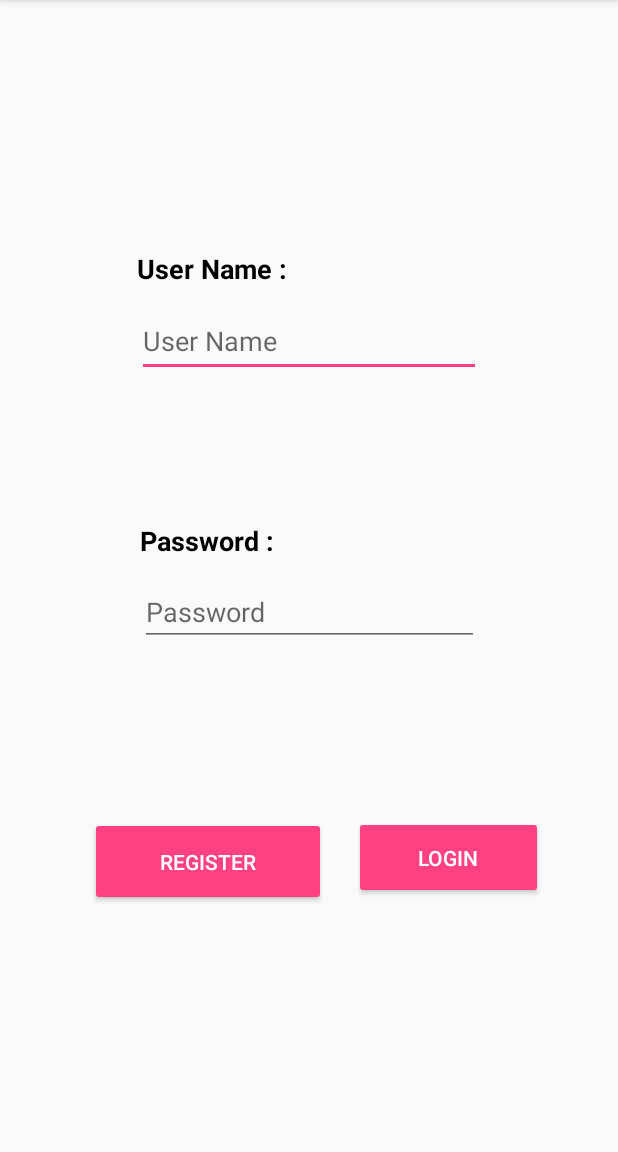
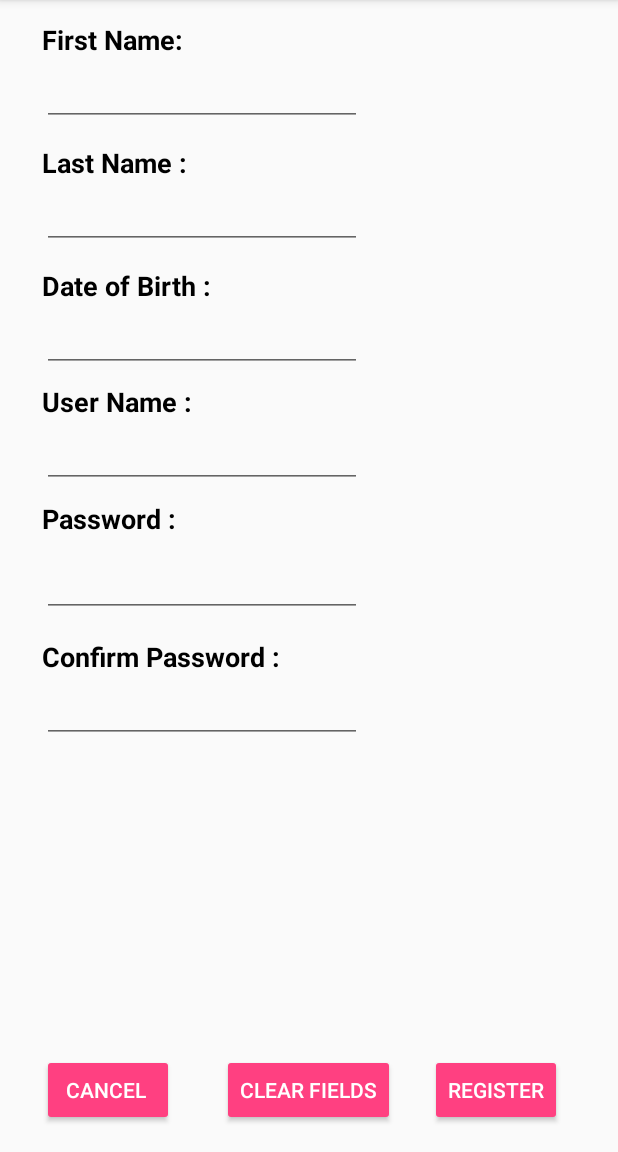
Before and after one commit to Suleiman-sk1404832/SafeDrivingApplication, an Android app: the screen it shows after launch (MainActivity), after a tap on "REGISTER", on a phone screen of 412 x 824 dp, the part 84-1236 px from its top. Run offline under Robolectric (Android 15) with nearby library versions, the phone set to English and light mode, and no system bars; our stand-ins replace Firebase (no records; nobody signed in at launch, a user with empty details on screens opened directly).

Commit message:
Register works,  i just need to validate the date of birth,  also some saved instance work.  i will do them tomorrow.

```diff
--- a/app/src/main/java/qa/edu/qu/cmps312/safedrivingapplication/activities/MainActivity.java
+++ b/app/src/main/java/qa/edu/qu/cmps312/safedrivingapplication/activities/MainActivity.java
@@ -13,9 +13,11 @@ import com.google.firebase.database.ValueEventListener;
 import qa.edu.qu.cmps312.safedrivingapplication.R;
 import qa.edu.qu.cmps312.safedrivingapplication.fragments.LoginFragment;
 import qa.edu.qu.cmps312.safedrivingapplication.fragments.MainScreenFragment;
+import qa.edu.qu.cmps312.safedrivingapplication.fragments.RegisterFragment;
 import qa.edu.qu.cmps312.safedrivingapplication.models.Driver;
 
-public class MainActivity extends AppCompatActivity implements LoginFragment.SuccessfulLogin, MainScreenFragment.MainScreenInterface {
+public class MainActivity extends AppCompatActivity implements LoginFragment.SuccessfulLogin,
+        MainScreenFragment.MainScreenInterface, RegisterFragment.RegisterInterface {
 
     LoginFragment loginFragment;
     DatabaseReference mDatabase;
@@ -54,7 +56,7 @@ public class MainActivity extends AppCompatActivity implements LoginFragment.Suc
     //Test
     @Override
     public void login(String user, String pass) {
-        if (isEmpty(user) && isEmpty(pass)) {
+        if (isNotEmpty(user) && isNotEmpty(pass)) {
             final Boolean[] flag = {false};
             final String mUsername = user;
             final String mPassword = pass;
@@ -98,9 +100,12 @@ public class MainActivity extends AppCompatActivity implements LoginFragment.Suc
 
     }
 
-    //TODO: Register Button Logic i will do this tomorrow
     @Override
     public void register() {
+        RegisterFragment registerFragment = new RegisterFragment();
+        getSupportFragmentManager().beginTransaction()
+                .replace(R.id.main_Activity_frame_layout, registerFragment)
+                .commit();
 
     }
 
@@ -117,7 +122,33 @@ public class MainActivity extends AppCompatActivity implements LoginFragment.Suc
         Toast.makeText(this, "I need to open addCar fragment", Toast.LENGTH_SHORT).show();
     }
 
-    public boolean isEmpty(String s) {
+
+    @Override
+    public void submit(String fname, String lname, String dateOfBirth, String username, String password) {
+        Driver newUser = new Driver(fname, lname, dateOfBirth, username, password);
+        String key = FirebaseDatabase.getInstance().getReference("Drivers").push().getKey();
+        mDatabase.child("Drivers").child(key).setValue(newUser);
+
+        LoginFragment loginFragment = new LoginFragment();
+        getSupportFragmentManager().beginTransaction()
+                .replace(R.id.main_Activity_frame_layout, loginFragment)
+                .commit();
+
+        Toast.makeText(this, "User Created ! Login now.", Toast.LENGTH_SHORT).show();
+    }
+
+    @Override
+    public void cancel() {
+        Toast.makeText(this, "You canceled registration! ", Toast.LENGTH_SHORT).show();
+        LoginFragment loginFragment = new LoginFragment();
+        getSupportFragmentManager().beginTransaction()
+                .replace(R.id.main_Activity_frame_layout, loginFragment)
+                .commit();
+
+    }
+
+
+    public boolean isNotEmpty(String s) {
         if (s.trim().length() > 0)
             return true;
         else
--- a/app/src/main/java/qa/edu/qu/cmps312/safedrivingapplication/fragments/LoginFragment.java
+++ b/app/src/main/java/qa/edu/qu/cmps312/safedrivingapplication/fragments/LoginFragment.java
@@ -41,6 +41,13 @@ public class LoginFragment extends Fragment {
             }
         });
 
+        register.setOnClickListener(new View.OnClickListener() {
+            @Override
+            public void onClick(View v) {
+                successfulLogin.register();
+            }
+        });
+
         return rootView;
     }
 
--- /dev/null
+++ b/app/src/main/java/qa/edu/qu/cmps312/safedrivingapplication/fragments/RegisterFragment.java
@@ -0,0 +1,117 @@
+package qa.edu.qu.cmps312.safedrivingapplication.fragments;
+
+import android.content.Context;
+import android.os.Bundle;
+import android.support.annotation.Nullable;
+import android.support.v4.app.Fragment;
+import android.view.LayoutInflater;
+import android.view.View;
+import android.view.ViewGroup;
+import android.widget.Button;
+import android.widget.EditText;
+import android.widget.Toast;
+
+import qa.edu.qu.cmps312.safedrivingapplication.R;
+
+
+public class RegisterFragment extends Fragment {
+
+    Button clearBtn, cancelBtn, registerBtn;
+    EditText fname, lname, dateOfBirth, username, password, confirmPass;
+    RegisterInterface registerInterface;
+
+
+    public RegisterFragment() {
+    }
+
+    @Nullable
+    @Override
+    public View onCreateView(LayoutInflater inflater, @Nullable ViewGroup container, @Nullable Bundle savedInstanceState) {
+        View rootView = inflater.inflate(R.layout.register_fragment_layout, container, false);
+
+        //Defining edit texts
+        fname = rootView.findViewById(R.id.RfirstNameTv);
+        lname = rootView.findViewById(R.id.RlastNameTv);
+        dateOfBirth = rootView.findViewById(R.id.RdateofBirthTv);
+        username = rootView.findViewById(R.id.RusernameTv);
+        password = rootView.findViewById(R.id.RpasswordTv);
+        confirmPass = rootView.findViewById(R.id.RconfirmPassTv);
+
+        //Defining buttons and their logic
+        clearBtn = rootView.findViewById(R.id.RclearBtn);
+        cancelBtn = rootView.findViewById(R.id.RcancelBtn);
+        registerBtn = rootView.findViewById(R.id.RsubmitBtn);
+
+        //Buttons logic
+        clearBtn.setOnClickListener(new View.OnClickListener() {
+            @Override
+            public void onClick(View v) {
+                fname.setText("");
+                lname.setText("");
+                dateOfBirth.setText("");
+                username.setText("");
+                password.setText("");
+                confirmPass.setText("");
+            }
+        });
+
+        cancelBtn.setOnClickListener(new View.OnClickListener() {
+            @Override
+            public void onClick(View v) {
+                registerInterface.cancel();
+            }
+        });
+
+        registerBtn.setOnClickListener(new View.OnClickListener() {
+            @Override
+            public void onClick(View v) {
+                if (isNotEmpty(fname.getText().toString()) &&
+                        isNotEmpty(lname.getText().toString()) &&
+                        isNotEmpty(dateOfBirth.getText().toString()) &&
+                        isNotEmpty(username.getText().toString()) &&
+                        isNotEmpty(password.getText().toString()) &&
+                        isNotEmpty(confirmPass.getText().toString())) {
+                    if (password.getText().toString().equals(confirmPass.getText().toString())) {
+
+                        registerInterface.submit(fname.getText().toString(), lname.getText().toString(),
+                                dateOfBirth.getText().toString(), username.getText().toString(),
+                                password.getText().toString());
+
+                    } else
+                        Toast.makeText(getContext(), "Passwords Don't match", Toast.LENGTH_SHORT).show();
+
+                } else
+                    Toast.makeText(getContext(), "Please fill all fields", Toast.LENGTH_SHORT).show();
+            }
+        });
+
+
+        return rootView;
+    }
+
+
+    @Override
+    public void onAttach(Context context) {
+        super.onAttach(context);
+        try {
+            registerInterface = (RegisterInterface) context;
+
+        } catch (ClassCastException e) {
+            throw new ClassCastException(context.toString()
+                    + " must implement RegisterInterface");
+        }
+    }
+
+    public boolean isNotEmpty(String s) {
+        if (s.trim().length() > 0)
+            return true;
+        else
+            return false;
+    }
+
+    public interface RegisterInterface {
+        void submit(String fname, String lname, String dateOfBirth, String username, String password);
+
+        void cancel();
+    }
+}
--- a/app/src/main/res/layout/login_fragment_layout.xml
+++ b/app/src/main/res/layout/login_fragment_layout.xml
@@ -80,7 +80,6 @@
         android:layout_marginBottom="99dp"
         android:layout_marginEnd="14dp"
         android:layout_marginStart="56dp"
-        android:onClick="User_Register"
         android:text="Register"
         app:layout_constraintBottom_toBottomOf="parent"
         app:layout_constraintEnd_toStartOf="@+id/loginButton"
--- /dev/null
+++ b/app/src/main/res/layout/register_fragment_layout.xml
@@ -0,0 +1,163 @@
+<?xml version="1.0" encoding="utf-8"?>
+<RelativeLayout xmlns:android="http://schemas.android.com/apk/res/android"
+    android:layout_width="match_parent"
+    android:layout_height="match_parent">
+
+    <TextView
+        android:id="@+id/textView3"
+        android:layout_width="wrap_content"
+        android:layout_height="wrap_content"
+        android:layout_alignParentStart="true"
+        android:layout_alignParentTop="true"
+        android:layout_marginStart="28dp"
+        android:layout_marginTop="14dp"
+        android:text="First Name:"
+        android:textColor="@android:color/black"
+        android:textSize="18sp"
+        android:textStyle="bold" />
+
+    <EditText
+        android:id="@+id/RfirstNameTv"
+        android:layout_width="wrap_content"
+        android:layout_height="wrap_content"
+        android:layout_alignStart="@+id/textView3"
+        android:layout_below="@+id/textView3"
+        android:ems="10"
+        android:inputType="textPersonName" />
+
+    <TextView
+        android:id="@+id/textView4"
+        android:layout_width="wrap_content"
+        android:layout_height="wrap_content"
+        android:layout_alignStart="@+id/RfirstNameTv"
+        android:layout_below="@+id/RfirstNameTv"
+        android:layout_marginTop="12dp"
+        android:text="Last Name :"
+        android:textColor="@android:color/black"
+        android:textSize="18sp"
+        android:textStyle="bold" />
+
+    <EditText
+        android:id="@+id/RlastNameTv"
+        android:layout_width="wrap_content"
+        android:layout_height="wrap_content"
+        android:layout_alignStart="@+id/textView4"
+        android:layout_below="@+id/textView4"
+        android:ems="10"
+        android:inputType="textPersonName" />
+
+    <TextView
+        android:id="@+id/textView5"
+        android:layout_width="wrap_content"
+        android:layout_height="wrap_content"
+        android:layout_alignStart="@+id/RlastNameTv"
+        android:layout_below="@+id/RlastNameTv"
+        android:layout_marginTop="12dp"
+        android:text="Date of Birth :"
+        android:textColor="@android:color/black"
+        android:textSize="18sp"
+        android:textStyle="bold" />
+
+    <EditText
+        android:id="@+id/RdateofBirthTv"
+        android:layout_width="wrap_content"
+        android:layout_height="wrap_content"
+        android:layout_alignStart="@+id/textView5"
+        android:layout_below="@+id/textView5"
+        android:ems="10"
+        android:inputType="date" />
+
+    <TextView
+        android:id="@+id/textView6"
+        android:layout_width="wrap_content"
+        android:layout_height="wrap_content"
+        android:layout_alignStart="@+id/RdateofBirthTv"
+        android:layout_below="@+id/RdateofBirthTv"
+        android:layout_marginTop="7dp"
+        android:text="User Name : "
+        android:textColor="@android:color/black"
+        android:textSize="18sp"
+        android:textStyle="bold" />
+
+    <EditText
+        android:id="@+id/RusernameTv"
+        android:layout_width="wrap_content"
+        android:layout_height="wrap_content"
+        android:layout_alignStart="@+id/textView6"
+        android:layout_below="@+id/textView6"
+        android:ems="10"
+        android:inputType="textPersonName" />
+
+    <TextView
+        android:id="@+id/textView7"
+        android:layout_width="wrap_content"
+        android:layout_height="wrap_content"
+        android:layout_alignStart="@+id/RusernameTv"
+        android:layout_below="@+id/RusernameTv"
+        android:layout_marginTop="8dp"
+        android:text="Password :"
+        android:textColor="@android:color/black"
+        android:textSize="18sp"
+        android:textStyle="bold" />
+
+    <EditText
+        android:id="@+id/RpasswordTv"
+        android:layout_width="wrap_content"
+        android:layout_height="wrap_content"
+        android:layout_alignEnd="@+id/RusernameTv"
+        android:layout_below="@+id/textView7"
+        android:layout_marginTop="8dp"
+        android:ems="10"
+        android:inputType="textPassword" />
+
+    <TextView
+        android:id="@+id/textView8"
+        android:layout_width="wrap_content"
+        android:layout_height="wrap_content"
+        android:layout_alignStart="@+id/RpasswordTv"
+        android:layout_below="@+id/RpasswordTv"
+        android:layout_marginTop="14dp"
+        android:text="Confirm Password :"
+        android:textColor="@android:color/black"
+        android:textSize="18sp"
+        android:textStyle="bold" />
+
+    <EditText
+        android:id="@+id/RconfirmPassTv"
+        android:layout_width="wrap_content"
+        android:layout_height="wrap_content"
+        android:layout_alignStart="@+id/textView8"
+        android:layout_below="@+id/textView8"
+        android:ems="10"
+        android:inputType="textPassword" />
+
+    <Button
+        android:id="@+id/RcancelBtn"
+        style="@style/Widget.AppCompat.Button.Colored"
+        android:layout_width="wrap_content"
+        android:layout_height="wrap_content"
+        android:layout_alignParentBottom="true"
+        android:layout_alignStart="@+id/RconfirmPassTv"
+        android:layout_marginBottom="17dp"
+        android:text="Cancel " />
+
+    <Button
+        android:id="@+id/RclearBtn"
+        style="@style/Widget.AppCompat.Button.Colored"
+        android:layout_width="wrap_content"
+        android:layout_height="wrap_content"
+        android:layout_alignTop="@+id/RcancelBtn"
+        android:layout_centerHorizontal="true"
+        android:text="Clear Fields" />
+
+    <Button
+        android:id="@+id/RsubmitBtn"
+        style="@style/Widget.AppCompat.Button.Colored"
+        android:layout_width="wrap_content"
+        android:layout_height="wrap_content"
+        android:layout_alignBaseline="@+id/RclearBtn"
+        android:layout_alignBottom="@+id/RclearBtn"
+        android:layout_marginStart="23dp"
+        android:layout_toEndOf="@+id/RclearBtn"
+        android:text="Register" />
+</RelativeLayout>
```
